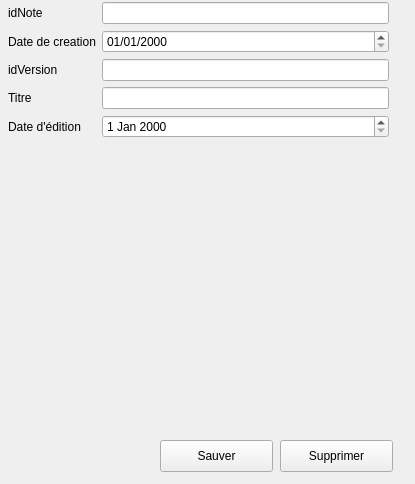
This is QtVersion/formnote.ui in julieberteaux/LO21 as Qt 5 draws it before an edit. The edited form follows.
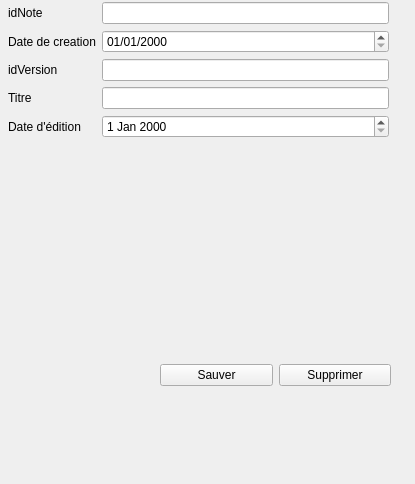
This is the edited form.

Patch:
```diff
--- a/QtVersion/formnote.ui
+++ b/QtVersion/formnote.ui
@@ -86,39 +86,48 @@
    <property name="geometry">
     <rect>
      <x>9</x>
-     <y>169</y>
+     <y>189</y>
      <width>381</width>
-     <height>251</height>
+     <height>121</height>
     </rect>
    </property>
    <layout class="QVBoxLayout" name="versionLayout"/>
   </widget>
-  <widget class="QPushButton" name="save">
+  <widget class="QWidget" name="horizontalLayoutWidget">
    <property name="geometry">
     <rect>
      <x>160</x>
-     <y>440</y>
-     <width>113</width>
-     <height>32</height>
+     <y>350</y>
+     <width>231</width>
+     <height>51</height>
     </rect>
    </property>
+   <layout class="QHBoxLayout" name="horizontalLayout">
+    <item>
+     <widget class="QPushButton" name="save">
    <property name="text">
     <string>Sauver</string>
    </property>
-  </widget>
+      <property name="autoDefault">
+       <bool>false</bool>
+      </property>
+      <property name="default">
+       <bool>false</bool>
+      </property>
+      <property name="flat">
+       <bool>false</bool>
+      </property>
+     </widget>
+    </item>
+    <item>
   <widget class="QPushButton" name="supp">
-   <property name="geometry">
-    <rect>
-     <x>280</x>
-     <y>440</y>
-     <width>113</width>
-     <height>32</height>
-    </rect>
-   </property>
    <property name="text">
     <string>Supprimer</string>
    </property>
   </widget>
+    </item>
+   </layout>
+  </widget>
  </widget>
  <resources/>
  <connections>
```
Left out of the diff: 19 changed lines with no effect on the pictures. Lines whose indentation alone changed are shown as unchanged.
